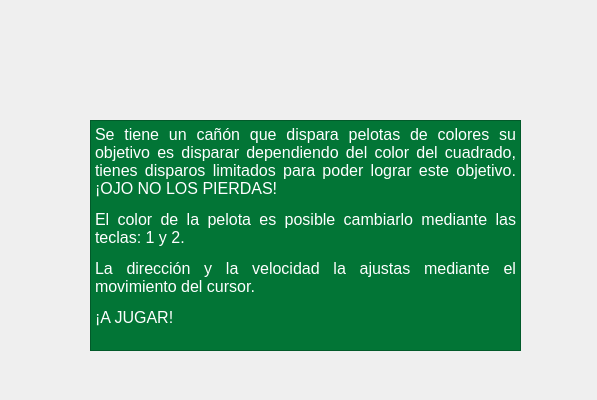
This is Juego1/instrucciones.ui in CamiloOrbes/Proyecto-final as Qt 5 draws it before an edit. The edited form follows.
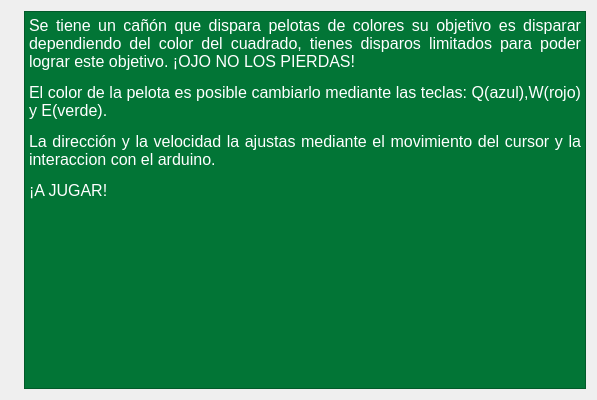
This is the edited form. Icons and pictures are not drawn.

The edit to the form file:
```diff
--- a/Juego1/instrucciones.ui
+++ b/Juego1/instrucciones.ui
@@ -16,15 +16,9 @@
   <property name="styleSheet">
    <string notr="true">Background-image:url(:/images/pizarron.jpg)</string>
   </property>
+  <layout class="QHBoxLayout" name="horizontalLayout">
+   <item>
   <widget class="QLabel" name="label">
-   <property name="geometry">
-    <rect>
-     <x>40</x>
-     <y>30</y>
-     <width>511</width>
-     <height>70</height>
-    </rect>
-   </property>
    <property name="styleSheet">
     <string notr="true">background-image:url(:/images/instrucciones3.png)</string>
    </property>
@@ -32,15 +26,9 @@
     <string/>
    </property>
   </widget>
+   </item>
+   <item>
   <widget class="QTextEdit" name="textEdit">
-   <property name="geometry">
-    <rect>
-     <x>90</x>
-     <y>120</y>
-     <width>431</width>
-     <height>231</height>
-    </rect>
-   </property>
    <property name="styleSheet">
     <string notr="true">Background:rgb(2, 117, 54)</string>
    </property>
@@ -50,11 +38,13 @@
 p, li { white-space: pre-wrap; }
 &lt;/style&gt;&lt;/head&gt;&lt;body style=&quot; font-family:'MS Shell Dlg 2'; font-size:7.8pt; font-weight:400; font-style:normal;&quot;&gt;
 &lt;p align=&quot;justify&quot; style=&quot; margin-top:12px; margin-bottom:12px; margin-left:0px; margin-right:0px; -qt-block-indent:0; text-indent:0px;&quot;&gt;&lt;span style=&quot; font-size:12pt; color:#ffffff;&quot;&gt;Se tiene un cañón que dispara pelotas de colores su objetivo es disparar dependiendo del color del cuadrado, tienes disparos limitados para poder lograr este objetivo. ¡OJO NO LOS PIERDAS! &lt;/span&gt;&lt;/p&gt;
-&lt;p align=&quot;justify&quot; style=&quot; margin-top:12px; margin-bottom:12px; margin-left:0px; margin-right:0px; -qt-block-indent:0; text-indent:0px;&quot;&gt;&lt;span style=&quot; font-size:12pt; color:#ffffff;&quot;&gt;El color de la pelota es posible cambiarlo mediante las teclas: 1 y 2. &lt;/span&gt;&lt;/p&gt;
-&lt;p align=&quot;justify&quot; style=&quot; margin-top:12px; margin-bottom:12px; margin-left:0px; margin-right:0px; -qt-block-indent:0; text-indent:0px;&quot;&gt;&lt;span style=&quot; font-size:12pt; color:#ffffff;&quot;&gt;La dirección y la velocidad la ajustas mediante el movimiento del cursor. &lt;/span&gt;&lt;/p&gt;
+&lt;p align=&quot;justify&quot; style=&quot; margin-top:12px; margin-bottom:12px; margin-left:0px; margin-right:0px; -qt-block-indent:0; text-indent:0px;&quot;&gt;&lt;span style=&quot; font-size:12pt; color:#ffffff;&quot;&gt;El color de la pelota es posible cambiarlo mediante las teclas: Q(azul),W(rojo) y E(verde). &lt;/span&gt;&lt;/p&gt;
+&lt;p align=&quot;justify&quot; style=&quot; margin-top:12px; margin-bottom:12px; margin-left:0px; margin-right:0px; -qt-block-indent:0; text-indent:0px;&quot;&gt;&lt;span style=&quot; font-size:12pt; color:#ffffff;&quot;&gt;La dirección y la velocidad la ajustas mediante el movimiento del cursor y la interaccion con el arduino. &lt;/span&gt;&lt;/p&gt;
 &lt;p align=&quot;justify&quot; style=&quot; margin-top:12px; margin-bottom:12px; margin-left:0px; margin-right:0px; -qt-block-indent:0; text-indent:0px;&quot;&gt;&lt;span style=&quot; font-size:12pt; color:#ffffff;&quot;&gt;¡A JUGAR! &lt;/span&gt;&lt;/p&gt;&lt;/body&gt;&lt;/html&gt;</string>
    </property>
   </widget>
+   </item>
+  </layout>
  </widget>
  <resources/>
  <connections/>
```
Lines whose indentation alone changed are shown as unchanged.
